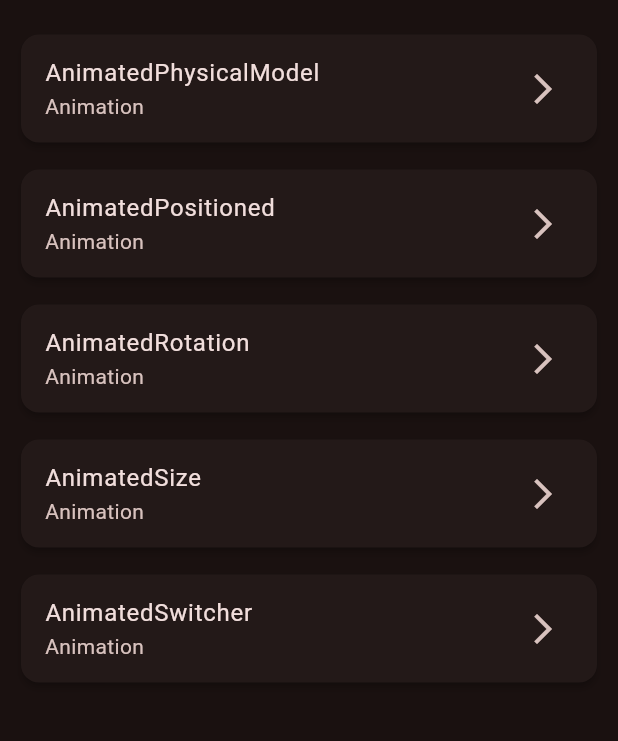
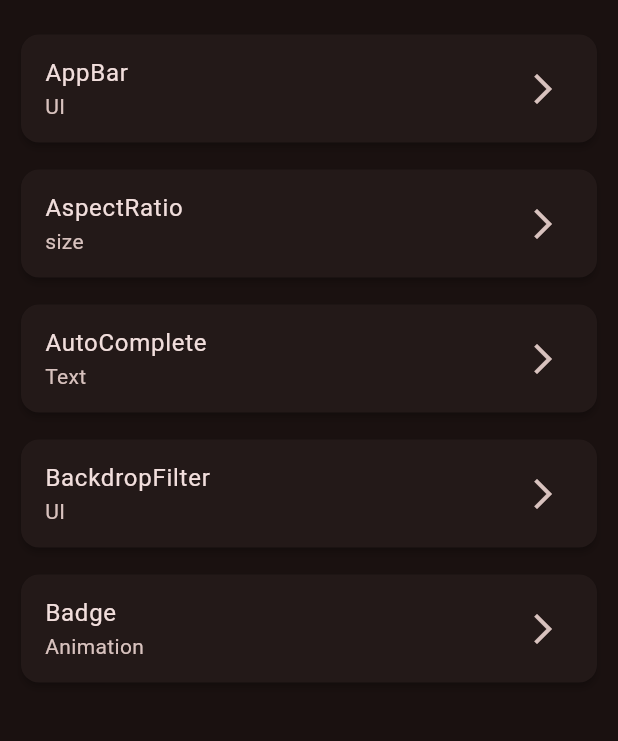
Before and after one commit to marioflutterdev/flutter_widgets, a Flutter app: the screen it shows after launch, on a phone screen of 412 x 824 dp, the part 63-804 px from its top. Run offline on Flutter 3.47's test engine with Material 3 defaults, Android fonts, the phone set to English and light mode, and no system bars; our stand-ins replace go_router.

```diff
--- a/lib/config/router/app_router.dart
+++ b/lib/config/router/app_router.dart
@@ -92,5 +92,25 @@ final GoRouter router = GoRouter(
       path: '/animatedswitcher',
       builder: (_, __) => Widget020(),
     ),
+    GoRoute(
+      path: '/appbar',
+      builder: (_, __) => Widget021(),
+    ),
+    GoRoute(
+      path: '/aspectratio',
+      builder: (_, __) => Widget022(),
+    ),
+    GoRoute(
+      path: '/autocomplete',
+      builder: (_, __) => Widget023(),
+    ),
+    GoRoute(
+      path: '/backdropfilter',
+      builder: (_, __) => Widget024(),
+    ),
+    GoRoute(
+      path: '/badge',
+      builder: (_, __) => Widget025(),
+    ),
   ],
 );
--- a/lib/domain/entites/widget_flutter.dart
+++ b/lib/domain/entites/widget_flutter.dart
@@ -85,7 +85,7 @@ final List<WidgetFlutter> widgetFlutter = [
     title: 'AnimatedPadding',
     type: 'Animation',
     route: '/animatedpadding',
-  ), */
+  ),
   WidgetFlutter(
     title: 'AnimatedPhysicalModel',
     type: 'Animation',
@@ -110,5 +110,31 @@ final List<WidgetFlutter> widgetFlutter = [
     title: 'AnimatedSwitcher',
     type: 'Animation',
     route: '/animatedswitcher',
+  ),*/
+
+  WidgetFlutter(
+    title: 'AppBar',
+    type: 'UI',
+    route: '/appbar',
+  ),
+  WidgetFlutter(
+    title: 'AspectRatio',
+    type: 'size',
+    route: '/aspectratio',
+  ),
+  WidgetFlutter(
+    title: 'AutoComplete',
+    type: 'Text',
+    route: '/autocomplete',
+  ),
+  WidgetFlutter(
+    title: 'BackdropFilter',
+    type: 'UI',
+    route: '/backdropfilter',
+  ),
+  WidgetFlutter(
+    title: 'Badge',
+    type: 'Animation',
+    route: '/badge',
   ),
 ];
--- a/lib/presentation/screens/screens.dart
+++ b/lib/presentation/screens/screens.dart
@@ -25,3 +25,9 @@ export 'widgets/widget_017.dart';
 export 'widgets/widget_018.dart';
 export 'widgets/widget_019.dart';
 export 'widgets/widget_020.dart';
+
+export 'widgets/widget_021.dart';
+export 'widgets/widget_022.dart';
+export 'widgets/widget_023.dart';
+export 'widgets/widget_024.dart';
+export 'widgets/widget_025.dart';
```
